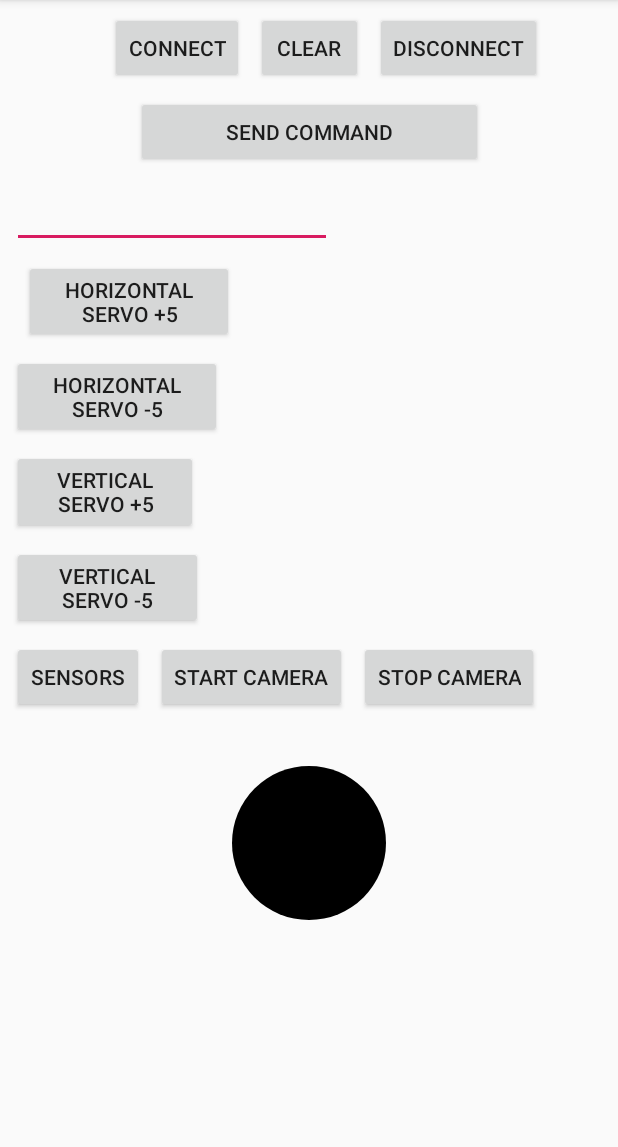
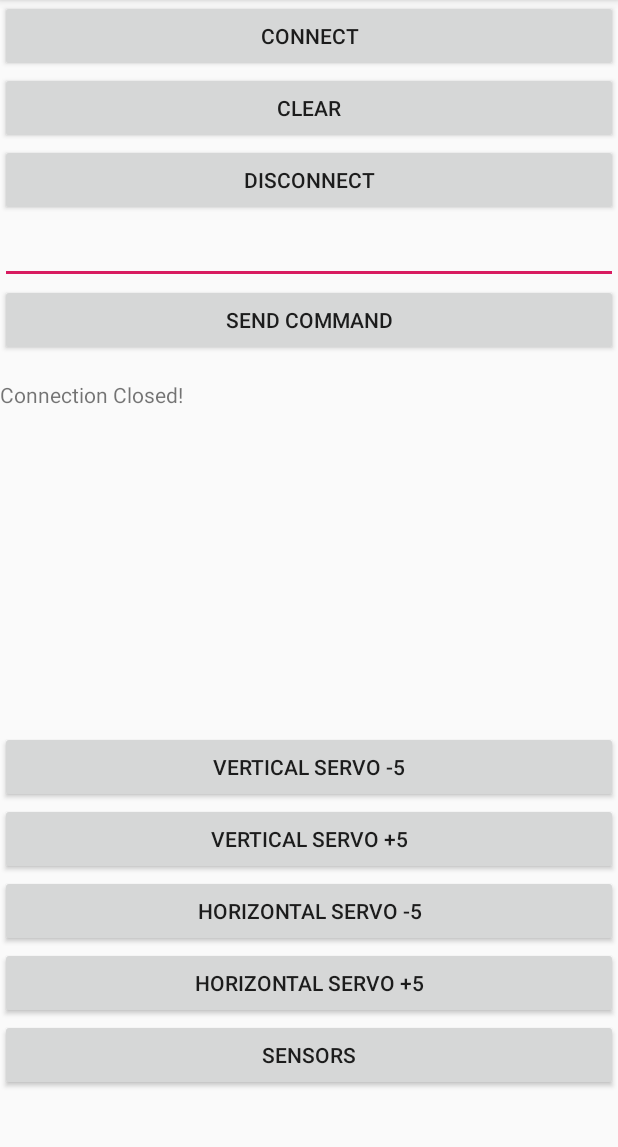
Before and after one commit to AndroiDjo/QueryRobot, an Android app: the BtConsole screen opened directly, with no data from a screen before it, after a tap on "SEND COMMAND", on a phone screen of 412 x 824 dp, the part 84-1231 px from its top. Run offline under Robolectric (Android 15) with nearby library versions, the phone set to English and light mode, and no system bars; 1 statement that could not run was skipped; 3 other taps on this screen came first.

Commit message:
подровнял layout btconsole

```diff
--- a/app/src/main/java/com/androidjo/queryrobot/BtSingleton.java
+++ b/app/src/main/java/com/androidjo/queryrobot/BtSingleton.java
@@ -177,11 +177,13 @@ public class BtSingleton {
 
     public void btCmd (String cmd) {
         if (!deviceConnected) startBt();
-        try {
-            console(cmd);
-            outputStream.write(cmd.getBytes());
-        } catch (IOException e) {
-            e.printStackTrace();
+        if (deviceConnected) {
+            try {
+                console(cmd);
+                outputStream.write(cmd.getBytes());
+            } catch (IOException e) {
+                e.printStackTrace();
+            }
         }
     }
 
--- a/app/src/main/res/layout/activity_bt_console.xml
+++ b/app/src/main/res/layout/activity_bt_console.xml
@@ -1,161 +1,121 @@
 <?xml version="1.0" encoding="utf-8"?>
-<android.support.constraint.ConstraintLayout xmlns:android="http://schemas.android.com/apk/res/android"
+<LinearLayout xmlns:android="http://schemas.android.com/apk/res/android"
     xmlns:app="http://schemas.android.com/apk/res-auto"
     xmlns:tools="http://schemas.android.com/tools"
+    android:layout_width="fill_parent"
+    android:layout_height="fill_parent"
+    android:orientation="vertical"
+    tools:context=".BtConsole">
+<ScrollView
+    android:layout_width="fill_parent"
+    android:layout_height="wrap_content">
+
+    <LinearLayout xmlns:android="http://schemas.android.com/apk/res/android"
         android:layout_width="match_parent"
-    android:layout_height="match_parent"
-    tools:context=".BtConsole">
+        android:layout_height="wrap_content"
+        android:orientation="vertical">
+
+        <Button
+            android:id="@+id/button6"
+            android:layout_width="match_parent"
+            android:layout_height="wrap_content"
+            android:onClick="btConnect"
+            android:text="Connect" />
+
+        <Button
+            android:id="@+id/button"
+            android:layout_width="match_parent"
+            android:layout_height="wrap_content"
+            android:onClick="consoleClear"
+            android:text="Clear" />
+
+        <Button
+            android:id="@+id/button7"
+            android:layout_width="match_parent"
+            android:layout_height="wrap_content"
+            android:onClick="btDisconnect"
+            android:text="Disconnect" />
+
+        <EditText
+            android:id="@+id/BTeditText"
+            android:layout_width="match_parent"
+            android:layout_height="wrap_content"
+            android:ems="10"
+            android:inputType="textPersonName" />
 
         <Button
             android:id="@+id/sendCmd"
-        android:layout_width="231dp"
+            android:layout_width="match_parent"
             android:layout_height="wrap_content"
-        android:layout_marginStart="8dp"
-        android:layout_marginTop="8dp"
-        android:layout_marginEnd="8dp"
             android:onClick="onClickSend"
-        android:text="Send command"
-        app:layout_constraintEnd_toEndOf="parent"
-        app:layout_constraintStart_toStartOf="parent"
-        app:layout_constraintTop_toBottomOf="@+id/button" />
-
-    <EditText
-        android:id="@+id/BTeditText"
-        android:layout_width="wrap_content"
-        android:layout_height="wrap_content"
-        android:layout_marginStart="8dp"
-        android:layout_marginTop="8dp"
-        android:ems="10"
-        android:inputType="textPersonName"
-        app:layout_constraintStart_toStartOf="parent"
-        app:layout_constraintTop_toBottomOf="@+id/sendCmd" />
+            android:text="Send command" />
 
         <TextView
             android:id="@+id/BTtextView"
-        android:layout_width="wrap_content"
-        android:layout_height="wrap_content"
-        android:layout_marginStart="8dp"
-        android:layout_marginTop="8dp"
-        app:layout_constraintStart_toEndOf="@+id/BTeditText"
-        app:layout_constraintTop_toBottomOf="@+id/sendCmd" />
-
-    <Button
-        android:id="@+id/button"
-        android:layout_width="71dp"
-        android:layout_height="wrap_content"
-        android:layout_marginStart="8dp"
-        android:layout_marginTop="8dp"
-        android:layout_marginEnd="8dp"
-        android:onClick="consoleClear"
-        android:text="Clear"
-        app:layout_constraintEnd_toEndOf="parent"
-        app:layout_constraintStart_toStartOf="parent"
-        app:layout_constraintTop_toTopOf="parent" />
+            android:layout_width="match_parent"
+            android:layout_height="250dp" />
 
         <Button
             android:id="@+id/button2"
-        android:layout_width="127dp"
+            android:layout_width="match_parent"
             android:layout_height="wrap_content"
-        android:layout_marginStart="8dp"
-        android:layout_marginTop="8dp"
             android:onClick="verServMinus"
-        android:text="Vertical servo -5"
-        app:layout_constraintStart_toStartOf="parent"
-        app:layout_constraintTop_toBottomOf="@+id/button3" />
+            android:text="Vertical servo -5" />
 
         <Button
             android:id="@+id/button3"
-        android:layout_width="124dp"
-        android:layout_height="56dp"
-        android:layout_marginStart="8dp"
-        android:layout_marginTop="8dp"
+            android:layout_width="match_parent"
+            android:layout_height="wrap_content"
             android:onClick="verServPlus"
-        android:text="Vertical servo +5"
-        app:layout_constraintStart_toStartOf="parent"
-        app:layout_constraintTop_toBottomOf="@+id/button4" />
+            android:text="Vertical servo +5" />
 
         <Button
             android:id="@+id/button4"
-        android:layout_width="140dp"
+            android:layout_width="match_parent"
             android:layout_height="wrap_content"
-        android:layout_marginStart="8dp"
-        android:layout_marginTop="8dp"
             android:onClick="horServMinus"
-        android:text="Horizontal servo -5"
-        app:layout_constraintStart_toStartOf="parent"
-        app:layout_constraintTop_toBottomOf="@+id/button5" />
+            android:text="Horizontal servo -5" />
 
         <Button
             android:id="@+id/button5"
-        android:layout_width="140dp"
+            android:layout_width="match_parent"
             android:layout_height="wrap_content"
-        android:layout_marginStart="16dp"
-        android:layout_marginTop="8dp"
             android:onClick="horServPlus"
-        android:text="Horizontal servo +5"
-        app:layout_constraintStart_toStartOf="parent"
-        app:layout_constraintTop_toBottomOf="@+id/BTeditText" />
-
-    <Button
-        android:id="@+id/button6"
-        android:layout_width="wrap_content"
-        android:layout_height="wrap_content"
-        android:layout_marginTop="8dp"
-        android:layout_marginEnd="8dp"
-        android:onClick="btConnect"
-        android:text="Connect"
-        app:layout_constraintEnd_toStartOf="@+id/button"
-        app:layout_constraintTop_toTopOf="parent" />
-
-    <Button
-        android:id="@+id/button7"
-        android:layout_width="wrap_content"
-        android:layout_height="wrap_content"
-        android:layout_marginStart="8dp"
-        android:layout_marginTop="8dp"
-        android:onClick="btDisconnect"
-        android:text="Disconnect"
-        app:layout_constraintStart_toEndOf="@+id/button"
-        app:layout_constraintTop_toTopOf="parent" />
+            android:text="Horizontal servo +5" />
 
         <Button
             android:id="@+id/button8"
-        android:layout_width="wrap_content"
+            android:layout_width="match_parent"
             android:layout_height="wrap_content"
-        android:layout_marginStart="8dp"
-        android:layout_marginTop="8dp"
             android:onClick="getSensors"
-        android:text="Sensors"
-        app:layout_constraintStart_toStartOf="parent"
-        app:layout_constraintTop_toBottomOf="@+id/button2" />
+            android:text="Sensors" />
+
+        <android.support.constraint.ConstraintLayout
+            android:layout_width="match_parent"
+            android:layout_height="match_parent">
 
             <com.androidjo.queryrobot.ui.JoystickView
                 android:id="@+id/joystickView"
                 android:layout_width="wrap_content"
-        android:layout_height="wrap_content"
-        app:layout_constraintBottom_toBottomOf="parent"
-        app:layout_constraintEnd_toEndOf="parent" />
+                android:layout_height="250dp"
+                app:layout_constraintEnd_toEndOf="parent"
+                app:layout_constraintStart_toStartOf="parent" />
+        </android.support.constraint.ConstraintLayout>
 
         <Button
             android:id="@+id/button9"
-        android:layout_width="wrap_content"
+            android:layout_width="match_parent"
             android:layout_height="wrap_content"
-        android:layout_marginStart="8dp"
-        android:layout_marginTop="8dp"
             android:onClick="initCamera"
-        android:text="Start camera"
-        app:layout_constraintStart_toEndOf="@+id/button8"
-        app:layout_constraintTop_toBottomOf="@+id/button2" />
+            android:text="Start camera" />
 
         <Button
             android:id="@+id/button10"
-        android:layout_width="wrap_content"
+            android:layout_width="match_parent"
             android:layout_height="wrap_content"
-        android:layout_marginStart="8dp"
-        android:layout_marginTop="8dp"
             android:onClick="stopCamera"
-        android:text="stop camera"
-        app:layout_constraintStart_toEndOf="@+id/button9"
-        app:layout_constraintTop_toBottomOf="@+id/button2" />
+            android:text="stop camera" />
 
-</android.support.constraint.ConstraintLayout>
+    </LinearLayout>
+</ScrollView>
+</LinearLayout>
```
Lines whose indentation alone changed are shown as unchanged.
